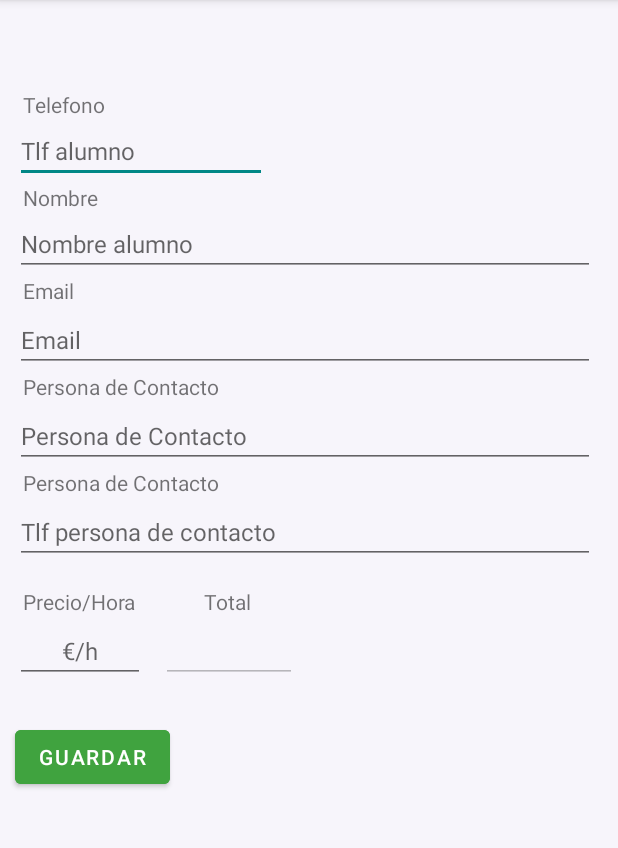
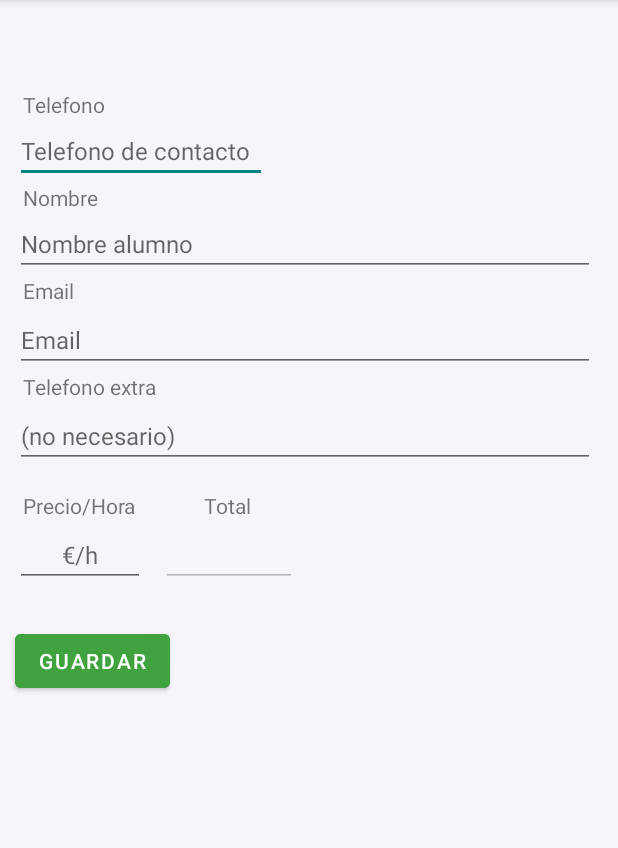
Before and after one commit to LostCosmonaut13/TFGprofes, an Android app: the screen it shows after launch once a user with an empty profile is signed in (AddAlumnosActivity), in the options menu, after a tap on "Añadir alumno", on a phone screen of 412 x 824 dp, the part 84-932 px from its top. Run offline under Robolectric (Android 15) with nearby library versions, the phone set to English and light mode, and no system bars; our stand-ins replace Firebase (no records; nobody signed in at launch, a user with empty details on screens opened directly).

```diff
--- a/app/src/main/java/com/example/tfgprofes/AddAlumnosActivity.java
+++ b/app/src/main/java/com/example/tfgprofes/AddAlumnosActivity.java
@@ -17,7 +17,7 @@ import java.util.ArrayList;
 
 public class AddAlumnosActivity extends AppCompatActivity {
 
-    private EditText etNombre, etTelefono, etEmail, etPersonaContacto, etTlfContacto, etPrecio, etTotal;
+    private EditText etNombre, etTelefono, etEmail, etTlfContacto, etPrecio, etTotal;
     private SQLiteDatabase bd;
   //  public ArrayList<Alumnos> listaAlumnos;
 
@@ -30,7 +30,6 @@ public class AddAlumnosActivity extends AppCompatActivity {
         etTelefono = findViewById(R.id.etTlf);
         etNombre = findViewById(R.id.etNombre);
         etEmail = findViewById(R.id.etEmail);
-        etPersonaContacto = findViewById(R.id.etPersonaContacto);
         etTlfContacto = findViewById(R.id.etTlfContacto);
         etPrecio = findViewById(R.id.etPrecio);
         etTotal = findViewById(R.id.etTotal);
@@ -50,7 +49,6 @@ public class AddAlumnosActivity extends AppCompatActivity {
                 String telefono = etTelefono.getText().toString();
                 String nombre = etNombre.getText().toString();
                 String email = etEmail.getText().toString();
-                String personaContacto = etPersonaContacto.getText().toString();
                 String telPersonaContacto = etTlfContacto.getText().toString();
                 String precioHora = etPrecio.getText().toString();
                 String total = etTotal.getText().toString();
@@ -60,7 +58,6 @@ public class AddAlumnosActivity extends AppCompatActivity {
                 registro.put("telefono", telefono);
                 registro.put("nombre", nombre);
                 registro.put("email", email);
-                registro.put("personaContacto", personaContacto);
                 registro.put("telPersonaContacto", telPersonaContacto);
                 registro.put("precioHora", precioHora);
                 registro.put("total", total);
@@ -85,7 +82,6 @@ public class AddAlumnosActivity extends AppCompatActivity {
         etTelefono.setText("");
         etNombre.setText("");
         etEmail.setText("");
-        etPersonaContacto.setText("");
         etTlfContacto.setText("");
         etPrecio.setText("");
         etTotal.setText("");
@@ -110,10 +106,9 @@ public class AddAlumnosActivity extends AppCompatActivity {
 //                    alumno.setTelefono(fila.getString(0));
 //                    alumno.setNombre(fila.getString(1));
 //                    alumno.setEmail(fila.getString(2));
-//                    alumno.setPersonaContacto(fila.getString(3));
-//                    alumno.setTelPersonaContacto(fila.getString(4));
-//                    alumno.setPrecioHora(fila.getString(5));
-//                    alumno.setTotal(fila.getString(6));
+//                    alumno.setTelPersonaContacto(fila.getString(3));
+//                    alumno.setPrecioHora(fila.getString(4));
+//                    alumno.setTotal(fila.getString(5));
 //
 //                    listaAlumnos.add(alumno);
 //                } while (fila.moveToNext());
@@ -137,9 +132,8 @@ public class AddAlumnosActivity extends AppCompatActivity {
 //            Cursor fila = bd.rawQuery("select nombre,email,personaContacto,telPersonaContacto,precioHora,total  from alumno where telefono=" + telefono + "", null);
 //
 //            if (fila.moveToFirst()) {
-//                etNombre.setText(fila.getString(0));
-//                etEmail.setText(fila.getString(1));
-//                etPersonaContacto.setText(fila.getString(2));
+//                etNombre.setText(fila.getString(1));
+//                etEmail.setText(fila.getString(2));
 //                etTlfContacto.setText(fila.getString(3));
 //                etPrecio.setText(fila.getString(4));
 //                etTotal.setText(fila.getString(5));
@@ -184,7 +178,6 @@ public class AddAlumnosActivity extends AppCompatActivity {
 //            String telefono = etTelefono.getText().toString();
 //            String nombre = etNombre.getText().toString();
 //            String email = etEmail.getText().toString();
-//            String personaContacto = etPersonaContacto.getText().toString();
 //            String telPersonaContacto = etTlfContacto.getText().toString();
 //            String precioHora = etPrecio.getText().toString();
 //            String total = etTotal.getText().toString();
@@ -194,7 +187,6 @@ public class AddAlumnosActivity extends AppCompatActivity {
 //            registro.put("telefono", telefono);
 //            registro.put("nombre", nombre);
 //            registro.put("email", email);
-//            registro.put("personaContacto", personaContacto);
 //            registro.put("telPersonaContacto", telPersonaContacto);
 //            registro.put("precioHora", precioHora);
 //            registro.put("total", total);
--- a/app/src/main/java/com/example/tfgprofes/AdminSQLiteOpenHelper.java
+++ b/app/src/main/java/com/example/tfgprofes/AdminSQLiteOpenHelper.java
@@ -12,12 +12,12 @@ class AdminSQLiteOpenHelper extends SQLiteOpenHelper{
     }
     @Override
     public void onCreate(SQLiteDatabase db) {
-        db.execSQL("create table alumno(telefono text primary key, nombre text, email text, personaContacto text, telPersonaContacto text, precioHora text, total text)");
+        db.execSQL("create table alumno(telefono text primary key, nombre text, email text, telPersonaContacto text, precioHora text, total text)");
     }
 
     @Override
     public void onUpgrade(SQLiteDatabase db, int oldVersion, int newVersion) {
         db.execSQL("drop table if exists alumno");
-        db.execSQL("create table alumno(telefono text primary key, nombre text, email text, personaContacto text, telPersonaContacto text, precioHora text, total text)");
+        db.execSQL("create table alumno(telefono text primary key, nombre text, email text, telPersonaContacto text, precioHora text, total text)");
     }
 }
--- a/app/src/main/java/com/example/tfgprofes/MainActivity.java
+++ b/app/src/main/java/com/example/tfgprofes/MainActivity.java
@@ -92,7 +92,7 @@ public class MainActivity extends AppCompatActivity {
         }
 
         bd.close();
-        return listaAlumnos; //echar vistazo a si quito el try o no: annadido como public variable arriba del todo
+        return listaAlumnos;
 
     }
 
--- a/app/src/main/java/com/example/tfgprofes/datosAlumnos/Alumnos.java
+++ b/app/src/main/java/com/example/tfgprofes/datosAlumnos/Alumnos.java
@@ -5,7 +5,6 @@ public class Alumnos {
     private String telefono;
     private String nombre;
     private String email;
-    private String personaContacto;
     private String telPersonaContacto;
     private String precioHora;
     private String total;
@@ -35,14 +34,6 @@ public class Alumnos {
         this.email = email;
     }
 
-    public String getPersonaContacto() {
-        return personaContacto;
-    }
-
-    public void setPersonaContacto(String personaContacto) {
-        this.personaContacto = personaContacto;
-    }
-
     public String getTelPersonaContacto() {
         return telPersonaContacto;
     }
--- a/app/src/main/res/layout/activity_add_alumnos.xml
+++ b/app/src/main/res/layout/activity_add_alumnos.xml
@@ -28,7 +28,7 @@
         android:layout_marginStart="10dp"
         android:layout_marginTop="0dp"
         android:layout_marginEnd="15dp"
-        android:hint="@string/etTlf"
+        android:hint="Telefono de contacto"
         android:textSize="16dp"
         android:inputType="phone" />
 
@@ -86,7 +86,7 @@
         android:inputType="textEmailAddress" />
 
     <TextView
-        android:id="@+id/tPersonaContacto"
+        android:id="@+id/tTlfContacto"
         android:layout_width="wrap_content"
         android:layout_height="wrap_content"
         android:layout_below="@+id/etEmail"
@@ -94,31 +94,7 @@
         android:layout_marginStart="15dp"
         android:layout_marginTop="0dp"
         android:layout_marginEnd="15dp"
-        android:text="Persona de Contacto" />
-
-    <EditText
-        android:id="@+id/etPersonaContacto"
-        android:layout_width="match_parent"
-        android:layout_height="wrap_content"
-        android:layout_below="@+id/tPersonaContacto"
-        android:layout_alignParentStart="true"
-        android:layout_alignParentEnd="true"
-        android:layout_marginStart="10dp"
-        android:layout_marginTop="2dp"
-        android:layout_marginEnd="15dp"
-        android:hint="@string/etPersonaContacto"
-        android:textSize="16dp" />
-
-    <TextView
-        android:id="@+id/tTlfContacto"
-        android:layout_width="wrap_content"
-        android:layout_height="wrap_content"
-        android:layout_below="@+id/etPersonaContacto"
-        android:layout_alignParentStart="true"
-        android:layout_marginStart="15dp"
-        android:layout_marginTop="0dp"
-        android:layout_marginEnd="15dp"
-        android:text="Persona de Contacto" />
+        android:text="Telefono extra" />
 
     <EditText
         android:id="@+id/etTlfContacto"
@@ -130,7 +106,7 @@
         android:layout_marginStart="10dp"
         android:layout_marginTop="2dp"
         android:layout_marginEnd="15dp"
-        android:hint="@string/etTlfContacto"
+        android:hint="(no necesario)"
         android:textSize="16dp"
         android:inputType="phone" />
 
```
Lines whose indentation alone changed are shown as unchanged.
